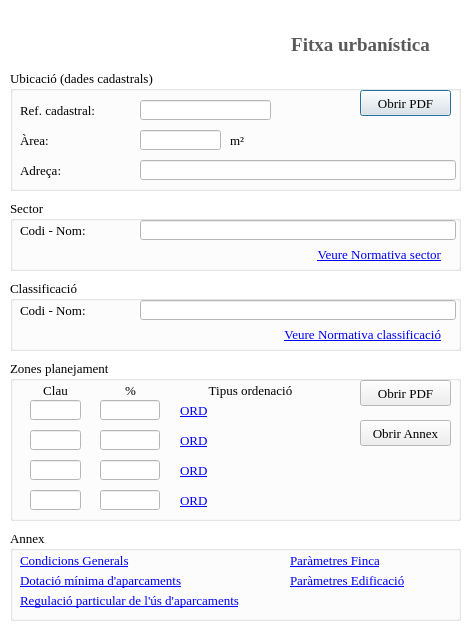
Above: ui/fitxa_urban_dialog.ui from psigcat/urban_planning before the change. Below: the same form after it.
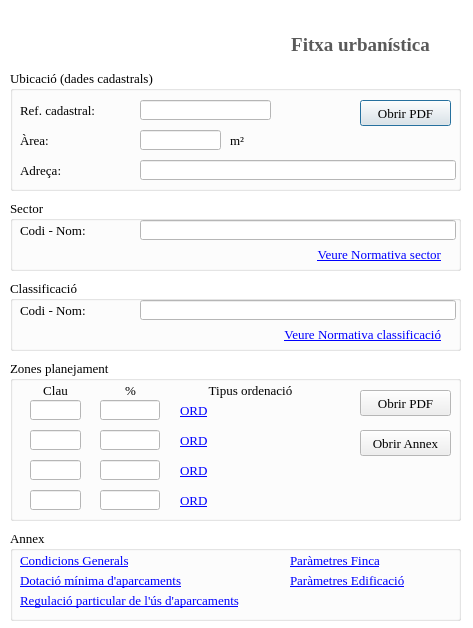
That is the form after the change. Icons and pictures are not drawn.

```diff
--- a/ui/fitxa_urban_dialog.ui
+++ b/ui/fitxa_urban_dialog.ui
@@ -294,7 +294,7 @@
     <property name="geometry">
      <rect>
       <x>350</x>
-      <y>20</y>
+      <y>30</y>
       <width>91</width>
       <height>26</height>
      </rect>
@@ -491,7 +491,7 @@
     <property name="geometry">
      <rect>
       <x>350</x>
-      <y>20</y>
+      <y>30</y>
       <width>91</width>
       <height>26</height>
      </rect>
@@ -698,7 +698,7 @@
     <property name="geometry">
      <rect>
       <x>350</x>
-      <y>60</y>
+      <y>70</y>
       <width>91</width>
       <height>26</height>
      </rect>
```
Left out of the diff: 2 changed lines with no effect on the pictures.
